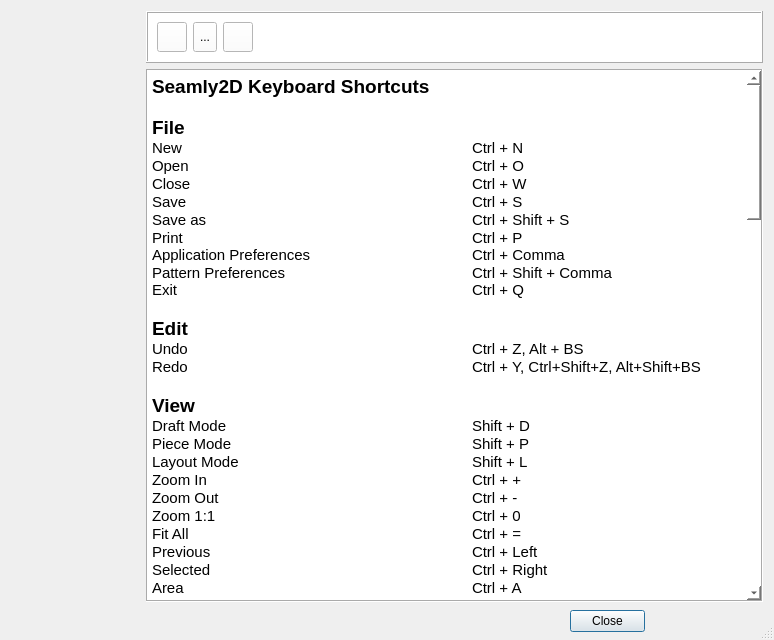
The window that src/app/seamly2d/dialogs/shortcuts_dialog.ui (FashionFreedom/Seamly2D) describes before a commit, drawn with Qt 5.
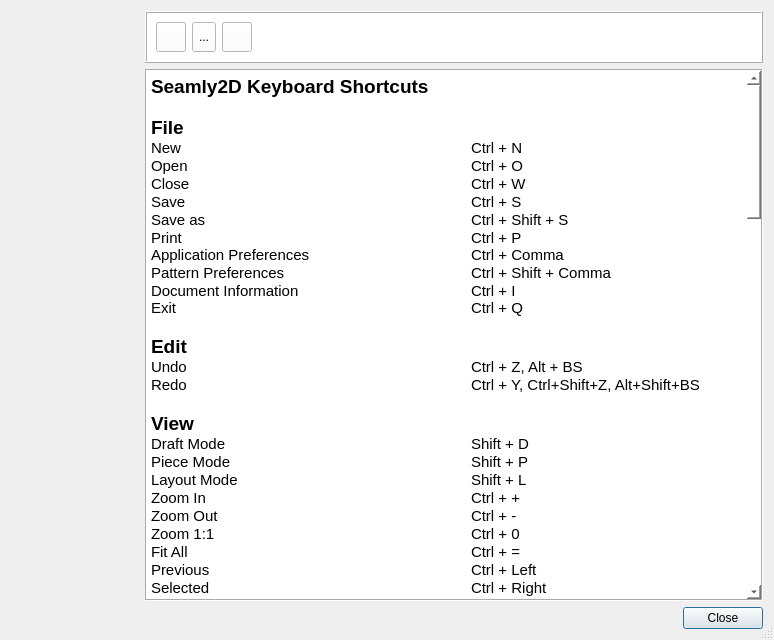
The same window after the commit. Icons and pictures are not drawn.

Commit message:
feat: add a show pattern information dialog
Adds a dialog that displays the pattern information. Removes the status toolbar and places the multi size combo boxes and mouse coordinates ,along with a  show info tool button on the stausbar where they belong.

The edit to the form file:
```diff
--- a/src/app/seamly2d/dialogs/shortcuts_dialog.ui
+++ b/src/app/seamly2d/dialogs/shortcuts_dialog.ui
@@ -20,31 +20,8 @@
   <property name="sizeGripEnabled">
    <bool>true</bool>
   </property>
-  <widget class="QDialogButtonBox" name="buttonBox">
-   <property name="geometry">
-    <rect>
-     <x>570</x>
-     <y>610</y>
-     <width>75</width>
-     <height>23</height>
-    </rect>
-   </property>
-   <property name="orientation">
-    <enum>Qt::Horizontal</enum>
-   </property>
-   <property name="standardButtons">
-    <set>QDialogButtonBox::Close</set>
-   </property>
-  </widget>
-  <widget class="QWidget" name="layoutWidget">
-   <property name="geometry">
-    <rect>
-     <x>12</x>
-     <y>11</y>
-     <width>751</width>
-     <height>591</height>
-    </rect>
-   </property>
+  <layout class="QVBoxLayout" name="verticalLayout_4">
+   <item>
    <layout class="QHBoxLayout" name="horizontalLayout">
     <item>
      <layout class="QVBoxLayout" name="verticalLayout_2">
@@ -349,7 +326,8 @@
 &lt;p style=&quot; margin-top:0px; margin-bottom:0px; margin-left:0px; margin-right:0px; -qt-block-indent:0; text-indent:0px;&quot;&gt;&lt;span style=&quot; font-size:11pt;&quot;&gt;Save				Ctrl + S		&lt;/span&gt;&lt;/p&gt;
 &lt;p style=&quot; margin-top:0px; margin-bottom:0px; margin-left:0px; margin-right:0px; -qt-block-indent:0; text-indent:0px;&quot;&gt;&lt;span style=&quot; font-size:11pt;&quot;&gt;Save as				Ctrl + Shift + S		&lt;/span&gt;&lt;/p&gt;
 &lt;p style=&quot; margin-top:0px; margin-bottom:0px; margin-left:0px; margin-right:0px; -qt-block-indent:0; text-indent:0px;&quot;&gt;&lt;span style=&quot; font-size:11pt;&quot;&gt;Print				Ctrl + P&lt;br /&gt;Application Preferences			Ctrl + Comma		&lt;/span&gt;&lt;/p&gt;
-&lt;p style=&quot; margin-top:0px; margin-bottom:0px; margin-left:0px; margin-right:0px; -qt-block-indent:0; text-indent:0px;&quot;&gt;&lt;span style=&quot; font-size:11pt;&quot;&gt;Pattern Preferences			Ctrl + Shift + Comma&lt;br /&gt;Exit				Ctrl + Q&lt;/span&gt;&lt;/p&gt;
+&lt;p style=&quot; margin-top:0px; margin-bottom:0px; margin-left:0px; margin-right:0px; -qt-block-indent:0; text-indent:0px;&quot;&gt;&lt;span style=&quot; font-size:11pt;&quot;&gt;Pattern Preferences			Ctrl + Shift + Comma&lt;/span&gt;&lt;/p&gt;
+&lt;p style=&quot; margin-top:0px; margin-bottom:0px; margin-left:0px; margin-right:0px; -qt-block-indent:0; text-indent:0px;&quot;&gt;&lt;span style=&quot; font-size:11pt;&quot;&gt;Document Information			Ctrl + I&lt;br /&gt;Exit				Ctrl + Q&lt;/span&gt;&lt;/p&gt;
 &lt;p style=&quot; margin-top:0px; margin-bottom:0px; margin-left:0px; margin-right:0px; -qt-block-indent:0; text-indent:0px;&quot;&gt;&lt;span style=&quot; font-size:11pt;&quot;&gt;		&lt;/span&gt;&lt;/p&gt;
 &lt;p style=&quot; margin-top:0px; margin-bottom:0px; margin-left:0px; margin-right:0px; -qt-block-indent:0; text-indent:0px;&quot;&gt;&lt;span style=&quot; font-size:14pt; font-weight:600;&quot;&gt;Edit&lt;/span&gt;&lt;span style=&quot; font-size:11pt;&quot;&gt;		&lt;/span&gt;&lt;/p&gt;
 &lt;p style=&quot; margin-top:0px; margin-bottom:0px; margin-left:0px; margin-right:0px; -qt-block-indent:0; text-indent:0px;&quot;&gt;&lt;span style=&quot; font-size:11pt;&quot;&gt;Undo				Ctrl + Z, Alt + BS	&lt;/span&gt;&lt;/p&gt;
@@ -463,7 +441,18 @@
      </layout>
     </item>
    </layout>
-  </widget>
+   </item>
+   <item>
+    <widget class="QDialogButtonBox" name="buttonBox">
+     <property name="orientation">
+      <enum>Qt::Horizontal</enum>
+     </property>
+     <property name="standardButtons">
+      <set>QDialogButtonBox::Close</set>
+     </property>
+    </widget>
+   </item>
+  </layout>
  </widget>
  <resources>
   <include location="../../../libs/vmisc/share/resources/icon.qrc"/>
```
Left out of the diff: 13 changed lines with no effect on the pictures. Lines whose indentation alone changed are shown as unchanged. The commit also changes 24 other files.
